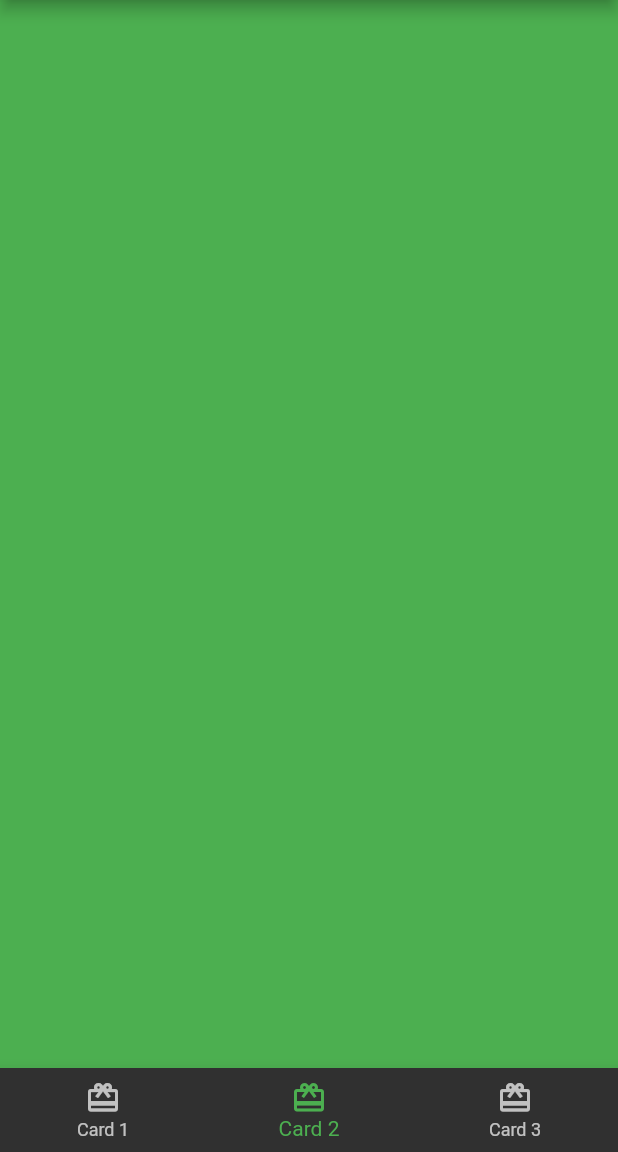
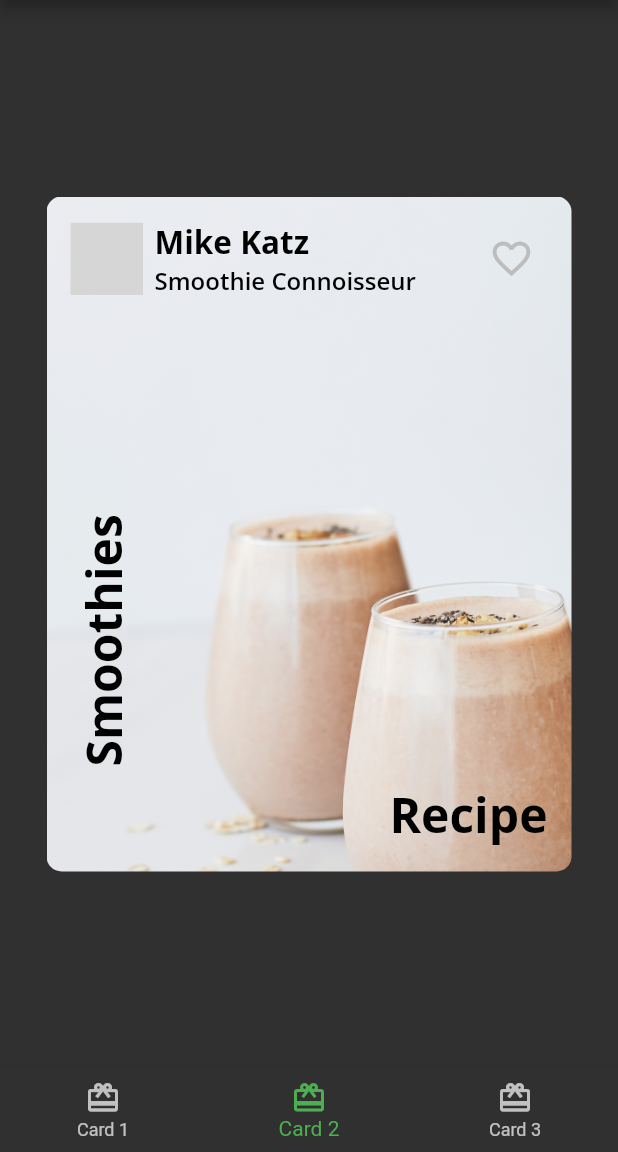
Before and after one commit to robsonsilv4/fooderlich, a Flutter app: the screen it shows after launch, item 2 of the bottom bar chosen, on a phone screen of 412 x 824 dp, the part 84-1236 px from its top. Run offline on Flutter 3.47's test engine with Material 2 defaults, Android fonts, the phone set to English and light mode, and no system bars; our stand-ins replace google_fonts; grey boxes are pictures that could not be loaded.

Commit message:
add CardTwo

```diff
--- /dev/null
+++ b/lib/card_two.dart
@@ -0,0 +1,61 @@
+import 'package:flutter/material.dart';
+
+import 'fooderlich_theme.dart';
+import 'author_card.dart';
+
+class CardTwo extends StatelessWidget {
+  const CardTwo({Key? key}) : super(key: key);
+
+  @override
+  Widget build(BuildContext context) {
+    return Center(
+      child: Container(
+        constraints: const BoxConstraints.expand(
+          width: 350,
+          height: 450,
+        ),
+        decoration: const BoxDecoration(
+          image: DecorationImage(
+            image: AssetImage('assets/mag5.png'),
+            fit: BoxFit.cover,
+          ),
+          borderRadius: BorderRadius.all(Radius.circular(10)),
+        ),
+        child: Column(
+          children: [
+            const AuthorCard(
+              authorName: 'Mike Katz',
+              title: 'Smoothie Connoisseur',
+              imageProvider: AssetImage('assets/author_katz.jpeg'),
+            ),
+            Expanded(
+              child: Stack(
+                children: [
+                  Positioned(
+                    bottom: 16,
+                    right: 16,
+                    child: Text(
+                      'Recipe',
+                      style: FooderlichTheme.lightTextTheme.headline1,
+                    ),
+                  ),
+                  Positioned(
+                    bottom: 70,
+                    left: 16,
+                    child: RotatedBox(
+                      quarterTurns: 3,
+                      child: Text(
+                        'Smoothies',
+                        style: FooderlichTheme.lightTextTheme.headline1,
+                      ),
+                    ),
+                  ),
+                ],
+              ),
+            ),
+          ],
+        ),
+      ),
+    );
+  }
+}
--- a/lib/home.dart
+++ b/lib/home.dart
@@ -1,6 +1,7 @@
 import 'package:flutter/material.dart';
 
 import 'card_one.dart';
+import 'card_two.dart';
 
 class Home extends StatefulWidget {
   const Home({Key? key}) : super(key: key);
@@ -14,9 +15,7 @@ class _HomeState extends State<Home> {
 
   static final List<Widget> _pages = [
     const CardOne(),
-    Container(
-      color: Colors.green,
-    ),
+    const CardTwo(),
     Container(
       color: Colors.blue,
     ),
```
